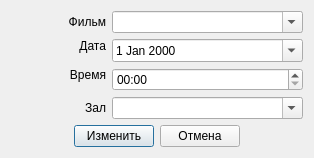
CreatorBooMGit/Cinema, file editsessiondialog.ui: the form before one commit.
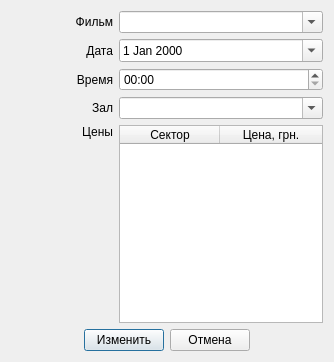
The form after the commit. Icons and pictures are not drawn.

The edit to the form file:
```diff
--- a/editsessiondialog.ui
+++ b/editsessiondialog.ui
@@ -6,8 +6,8 @@
    <rect>
     <x>0</x>
     <y>0</y>
-    <width>314</width>
-    <height>155</height>
+    <width>334</width>
+    <height>362</height>
    </rect>
   </property>
   <property name="windowTitle">
@@ -44,14 +44,7 @@
      </property>
     </widget>
    </item>
-   <item row="1" column="1" rowspan="2">
-    <widget class="QDateEdit" name="dateEdit">
-     <property name="calendarPopup">
-      <bool>true</bool>
-     </property>
-    </widget>
-   </item>
-   <item row="2" column="0" rowspan="2">
+   <item row="3" column="0">
     <widget class="QLabel" name="label_4">
      <property name="text">
       <string>Время</string>
@@ -61,14 +54,7 @@
      </property>
     </widget>
    </item>
-   <item row="3" column="1">
-    <widget class="QTimeEdit" name="timeEdit">
-     <property name="displayFormat">
-      <string>HH:mm</string>
-     </property>
-    </widget>
-   </item>
-   <item row="4" column="0">
+   <item row="5" column="0">
     <widget class="QLabel" name="hallLabel">
      <property name="text">
       <string>Зал</string>
@@ -78,7 +64,7 @@
      </property>
     </widget>
    </item>
-   <item row="4" column="1">
+   <item row="5" column="1">
     <widget class="QComboBox" name="hallComboBox">
      <property name="editable">
       <bool>true</bool>
@@ -88,7 +74,43 @@
      </property>
     </widget>
    </item>
-   <item row="5" column="0" colspan="2">
+   <item row="6" column="0">
+    <widget class="QLabel" name="priceLabel">
+     <property name="text">
+      <string>Цены</string>
+     </property>
+     <property name="alignment">
+      <set>Qt::AlignRight|Qt::AlignTop|Qt::AlignTrailing</set>
+     </property>
+    </widget>
+   </item>
+   <item row="6" column="1">
+    <widget class="QTableWidget" name="priceTable">
+     <property name="rowCount">
+      <number>0</number>
+     </property>
+     <attribute name="horizontalHeaderCascadingSectionResizes">
+      <bool>true</bool>
+     </attribute>
+     <attribute name="horizontalHeaderStretchLastSection">
+      <bool>true</bool>
+     </attribute>
+     <attribute name="verticalHeaderVisible">
+      <bool>false</bool>
+     </attribute>
+     <column>
+      <property name="text">
+       <string>Сектор</string>
+      </property>
+     </column>
+     <column>
+      <property name="text">
+       <string>Цена, грн.</string>
+      </property>
+     </column>
+    </widget>
+   </item>
+   <item row="7" column="0" colspan="2">
     <layout class="QHBoxLayout" name="horizontalLayout">
      <item>
       <spacer name="horizontalSpacer_2">
@@ -132,6 +154,20 @@
      </item>
     </layout>
    </item>
+   <item row="1" column="1">
+    <widget class="QDateEdit" name="dateEdit">
+     <property name="calendarPopup">
+      <bool>true</bool>
+     </property>
+    </widget>
+   </item>
+   <item row="3" column="1">
+    <widget class="QTimeEdit" name="timeEdit">
+     <property name="displayFormat">
+      <string>HH:mm</string>
+     </property>
+    </widget>
+   </item>
   </layout>
  </widget>
  <resources/>
```
Left out of the diff: 10 changed lines with no effect on the pictures.
